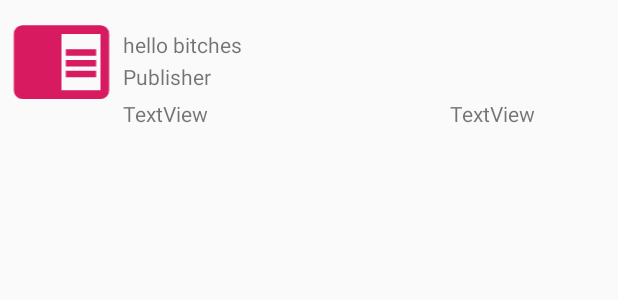
After one commit to EmmanuelDav/FirstApiText, an Android app: the layout book_list.xml on its own in the app's theme, with its tools: preview values and no code run, on a phone screen of 412 x 824 dp. The commit adds this screen. Shown: the top 300 px of the screen. Run offline under Robolectric (Android 15) with nearby library versions, the phone set to English and light mode, and no system bars.

```diff
--- a/app/build.gradle
+++ b/app/build.gradle
@@ -26,4 +26,6 @@ dependencies {
     testImplementation 'junit:junit:4.12'
     androidTestImplementation 'androidx.test.ext:junit:1.1.0'
     androidTestImplementation 'androidx.test.espresso:espresso-core:3.1.1'
+    implementation 'androidx.recyclerview:recyclerview:1.1.0'
+    implementation 'com.android.support:recyclerview-v7:28.0.0'
 }
--- /dev/null
+++ b/app/src/main/res/drawable/book_open.xml
@@ -0,0 +1,7 @@
+<vector xmlns:android="http://schemas.android.com/apk/res/android"
+    android:height="24dp"
+    android:width="24dp"
+    android:viewportWidth="24"
+    android:viewportHeight="24">
+    <path android:fillColor="@color/colorAccent" android:pathData="M13,12H20V13.5H13M13,9.5H20V11H13M13,14.5H20V16H13M21,4H3A2,2 0 0,0 1,6V19A2,2 0 0,0 3,21H21A2,2 0 0,0 23,19V6A2,2 0 0,0 21,4M21,19H12V6H21" />
+</vector>
--- /dev/null
+++ b/app/src/main/res/layout/book_list.xml
@@ -0,0 +1,74 @@
+<?xml version="1.0" encoding="utf-8"?>
+<LinearLayout xmlns:android="http://schemas.android.com/apk/res/android"
+    xmlns:app="http://schemas.android.com/apk/res-auto"
+    xmlns:tools="http://schemas.android.com/tools"
+    android:layout_width="match_parent"
+    android:layout_height="wrap_content"
+    android:orientation="horizontal"
+    android:weightSum="100">
+
+
+    <ImageView
+        android:id="@+id/imageView"
+        android:layout_width="0dp"
+        android:layout_height="80dp"
+        android:layout_weight="20"
+        android:padding="5dp"
+        android:src="@drawable/book_open" />
+
+
+    <LinearLayout
+        android:layout_width="0dp"
+        android:layout_height="wrap_content"
+        android:layout_weight="80"
+        android:orientation="vertical">
+
+
+        <TextView
+            android:id="@+id/tv_title"
+            android:layout_width="match_parent"
+            android:layout_height="wrap_content"
+            android:layout_marginTop="20dp"
+            android:text="hello bitches" />
+
+        <TextView
+            android:id="@+id/tv_authorsize"
+            android:layout_width="match_parent"
+            android:singleLine="true"
+            android:layout_height="wrap_content"
+            android:layout_marginTop="2dp"
+            android:text="Publisher" />
+
+        <LinearLayout
+            android:layout_width="match_parent"
+            android:layout_height="wrap_content"
+            android:weightSum="100"
+            android:orientation="horizontal">
+
+            <TextView
+                android:id="@+id/tv_publisher"
+                android:layout_width="0dp"
+                android:layout_height="wrap_content"
+                android:layout_weight="60"
+                android:textAlignment="textStart"
+                android:layout_gravity="start"
+                android:paddingTop="5dp"
+                android:text="TextView" />
+
+            <TextView
+                android:id="@+id/tv_publishDate"
+                android:layout_width="0dp"
+                android:paddingTop="5dp"
+                android:paddingEnd="30dp"
+                android:layout_marginEnd="26dp"
+                android:textAlignment="textEnd"
+                android:layout_height="wrap_content"
+                android:layout_weight="40"
+                android:layout_gravity="end"
+                android:text="TextView" />
+
+        </LinearLayout>
+    </LinearLayout>
+
+
+</LinearLayout>
--- a/app/src/main/res/values/strings.xml
+++ b/app/src/main/res/values/strings.xml
@@ -1,4 +1,5 @@
 <resources>
     <string name="app_name">fech json from api</string>
     <string name="internet_error">No internet Connection</string>
+    <string name="search">Search</string>
 </resources>
```
Also changed, not shown: app/src/main/java/com/rad5/fechjsonfromapi/Book.java (added, +69 -0 lines), app/src/main/java/com/rad5/fechjsonfromapi/BookAdapter.java (added, +75 -0 lines), app/src/main/java/com/rad5/fechjsonfromapi/MainActivity.java (+50 -6 lines), app/src/main/java/com/rad5/fechjsonfromapi/apiUrl.java (+49 -0 lines), app/src/main/res/drawable/ic_search_black_24dp.xml (added, +9 -0 lines), app/src/main/res/layout/activity_main.xml (+9 -15 lines), app/src/main/res/menu/search_menu.xml (added, +12 -0 lines).
